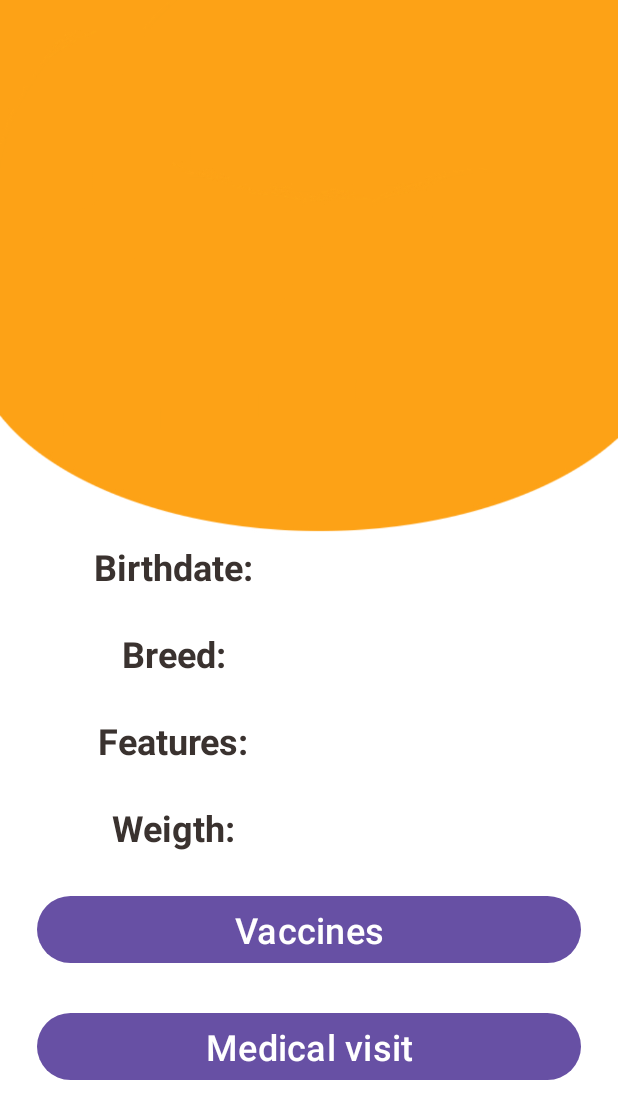
After one commit to Jhonnety/Paws, an Android app: the PetInfo screen opened directly, with no data from a screen before it, on a phone screen of 412 x 824 dp. The commit adds this screen. Shown: the top 1119 px of the screen. Run offline under Robolectric (Android 15) with nearby library versions, the phone set to English and light mode, and no system bars; 13 statements that could not run were skipped.

Commit message:
pet info

```diff
--- a/app/src/main/AndroidManifest.xml
+++ b/app/src/main/AndroidManifest.xml
@@ -12,6 +12,9 @@
         android:supportsRtl="true"
         android:theme="@style/Theme.Paws"
         tools:targetApi="31">
+        <activity
+            android:name=".PetInfo"
+            android:exported="false" />
         <activity
             android:name=".AddPetActivity"
             android:exported="false" />
--- a/app/src/main/java/co/edu/paws/AddPetActivity.kt
+++ b/app/src/main/java/co/edu/paws/AddPetActivity.kt
@@ -56,8 +56,12 @@ class AddPetActivity : AppCompatActivity() {
                 Toast.makeText(this, "Please, fill all fields up", Toast.LENGTH_LONG).show()
             }
             else{
+                if(day.length <2 || month.length < 2 || year.length < 4){
+                    Toast.makeText(this, "Please, check the date", Toast.LENGTH_LONG).show()
+                }
+                else{
                 val user = FirebaseAuth.getInstance().currentUser
-                if(user != null){
+                if(user != null) {
                     val db = Firebase.firestore
 
                     val new_pet = hashMapOf(
@@ -76,13 +80,18 @@ class AddPetActivity : AppCompatActivity() {
                         .document()
                         .set(new_pet)
                         .addOnSuccessListener {
-                            Toast.makeText(baseContext,"Pet successfully saved",Toast.LENGTH_SHORT,).show()
+                            Toast.makeText(
+                                baseContext,
+                                "Pet successfully saved",
+                                Toast.LENGTH_SHORT,
+                            ).show()
                             val intent = Intent(this, MainActivity::class.java)
                             startActivity(intent)
                         }
                         .addOnFailureListener { e ->
-                            Toast.makeText(baseContext,e.toString(),Toast.LENGTH_SHORT,).show()
+                            Toast.makeText(baseContext, e.toString(), Toast.LENGTH_SHORT,).show()
                         }
+                }
                 }
             }
         }
--- a/app/src/main/java/co/edu/paws/MainActivity.kt
+++ b/app/src/main/java/co/edu/paws/MainActivity.kt
@@ -76,19 +76,30 @@ class MainActivity : AppCompatActivity() {
 
                     for (document in documents) {
 
+                        val idPet = document.id
                         val name = document.getString("name").toString()
                         val type = document.getString("type").toString()
                         val weigth = document.getString("weigth").toString()
-                        val idPet = document.id
+                        val owner = document.getString("owner").toString()
+                        val day = document.getString("day").toString()
+                        val month = document.getString("month").toString()
+                        val year = document.getString("year").toString()
+                        val breed = document.getString("breed").toString()
+                        val features = document.getString("features").toString()
 
 
                         if(name != null && type !=null && id != null){
-                            val pet = Pet(idPet ,name, type, weigth)
+                            val pet = Pet(idPet,owner, name, type, day, month, year, breed, features,  weigth)
                             petList.add(pet)
                         }
 
                         val adapter = AdapterListPet(this,petList)
                         listViewPet.adapter = adapter
+                        listViewPet.setOnItemClickListener{ parent, view, position, id ->
+                            val intent = Intent(this, PetInfo::class.java)
+                            intent.putExtra("pet",petList[position])
+                            startActivity(intent)
+                        }
                     }
                 }
                 .addOnFailureListener { exception ->
--- a/app/src/main/java/co/edu/paws/Pet.kt
+++ b/app/src/main/java/co/edu/paws/Pet.kt
@@ -1,5 +1,14 @@
 package co.edu.paws
 
-class Pet(val id : String, val name : String, val type : String, val weigth : String) {
+import java.io.Serializable
 
-}
+class Pet(val id : String,
+          val owner :String,
+          val name : String,
+          val type : String,
+          val day : String,
+          val month : String,
+          val year : String,
+          val breed : String,
+          val features : String,
+          val weigth : String) : Serializable
--- /dev/null
+++ b/app/src/main/java/co/edu/paws/PetInfo.kt
@@ -0,0 +1,44 @@
+package co.edu.paws
+
+import androidx.appcompat.app.AppCompatActivity
+import android.os.Bundle
+import android.widget.ImageView
+import android.widget.TextView
+
+class PetInfo : AppCompatActivity() {
+    override fun onCreate(savedInstanceState: Bundle?) {
+        super.onCreate(savedInstanceState)
+        setContentView(R.layout.activity_pet_info)
+
+        val pet = intent.getSerializableExtra("pet") as Pet
+        val textViewBirthdate = findViewById<TextView>(R.id.textViewBirthdate)
+        val textViewBreed = findViewById<TextView>(R.id.textViewBreed)
+        val textViewFeatures = findViewById<TextView>(R.id.textViewFeatures)
+        val textViewWeigth = findViewById<TextView>(R.id.textViewWeigth)
+        val textViewName = findViewById<TextView>(R.id.textViewName)
+        val imageViewType = findViewById<ImageView>(R.id.imageViewType)
+
+
+        textViewBirthdate.text = "${pet.day}/${pet.month}/${pet.year}"
+        textViewBreed.text = pet.breed
+        textViewFeatures.text = pet.features
+        textViewWeigth.text = pet.weigth
+        textViewName.text = pet.name
+
+        if (pet.type == "Cat") {
+            imageViewType.setImageResource(R.drawable.cat_icon)
+        } else if (pet.type == "Dog") {
+            imageViewType.setImageResource(R.drawable.dog_icon)
+        } else if (pet.type == "Frog") {
+            imageViewType.setImageResource(R.drawable.frog_icon)
+        } else if (pet.type == "Cow") {
+            imageViewType.setImageResource(R.drawable.cow_icon)
+        } else if (pet.type == "Rat") {
+            imageViewType.setImageResource(R.drawable.rat_icon)
+        } else if (pet.type == "Horse") {
+            imageViewType.setImageResource(R.drawable.horse_icon)
+        } else if (pet.type == "Pig") {
+            imageViewType.setImageResource(R.drawable.pig_icon)
+        }
+    }
+}
--- a/app/src/main/res/layout/activity_add_pet.xml
+++ b/app/src/main/res/layout/activity_add_pet.xml
@@ -260,7 +260,7 @@
             android:layout_weight="2"
             android:backgroundTint="#FDA216"
             android:ems="10"
-            android:hint="Day"
+            android:hint="DD"
             android:inputType="number"
             android:maxLength="2"
             android:textAlignment="center"
@@ -287,7 +287,7 @@
             android:layout_weight="2"
             android:backgroundTint="#FDA216"
             android:ems="10"
-            android:hint="Month"
+            android:hint="MM"
             android:inputType="number"
             android:maxLength="2"
             android:textAlignment="center"
@@ -314,7 +314,7 @@
             android:layout_weight="2"
             android:backgroundTint="#FDA216"
             android:ems="10"
-            android:hint="Year"
+            android:hint="YYYY"
             android:inputType="number"
             android:maxLength="4"
             android:textAlignment="center"
--- a/app/src/main/res/layout/activity_main.xml
+++ b/app/src/main/res/layout/activity_main.xml
@@ -1,27 +1,17 @@
 <?xml version="1.0" encoding="utf-8"?>
 
-<ScrollView
+<ScrollView xmlns:android="http://schemas.android.com/apk/res/android"
     android:layout_width="match_parent"
-    android:layout_height="match_parent"
-    xmlns:android="http://schemas.android.com/apk/res/android">
-
-<androidx.constraintlayout.widget.ConstraintLayout xmlns:android="http://schemas.android.com/apk/res/android"
+    android:layout_height="wrap_content">
+    <androidx.constraintlayout.widget.ConstraintLayout
+        xmlns:android="http://schemas.android.com/apk/res/android"
         xmlns:app="http://schemas.android.com/apk/res-auto"
         xmlns:tools="http://schemas.android.com/tools"
         android:layout_width="match_parent"
         android:layout_height="match_parent"
         android:background="@drawable/fondo6"
-    tools:context=".MainActivity">
+        tools:context=".AddPetActivity">
 
-    <Button
-        android:id="@+id/buttonSettings"
-        android:layout_width="wrap_content"
-        android:layout_height="46dp"
-        android:layout_marginTop="25dp"
-        android:text="Settings"
-        android:drawableRight="@drawable/gear_solid"
-        app:layout_constraintEnd_toStartOf="@+id/guideline14"
-        app:layout_constraintTop_toTopOf="@+id/guideline12"></Button>
 
     <Button
         android:id="@+id/buttonSignOut"
@@ -33,16 +23,6 @@
         app:layout_constraintEnd_toEndOf="parent"
         app:layout_constraintTop_toTopOf="parent"></Button>
 
-    <Button
-        android:id="@+id/buttonNewPet"
-        android:layout_width="wrap_content"
-        android:layout_height="46dp"
-        android:layout_marginTop="25dp"
-        android:backgroundTint="#3A322F"
-        android:text="Add pet"
-        android:drawableLeft="@drawable/dog_solid"
-        app:layout_constraintStart_toStartOf="@+id/guideline13"
-        app:layout_constraintTop_toTopOf="@+id/guideline12"></Button>
 
     <ImageView
         android:id="@+id/imageView"
@@ -53,6 +33,7 @@
         app:layout_constraintStart_toStartOf="parent"
         app:layout_constraintTop_toTopOf="parent"
         app:srcCompat="@drawable/logo" />
+
 
     <androidx.constraintlayout.widget.Guideline
         android:id="@+id/guideline12"
@@ -75,6 +56,27 @@
         android:orientation="vertical"
         app:layout_constraintGuide_percent="0.94" />
 
+
+
+        <Button
+            android:id="@+id/buttonSettings"
+            android:layout_width="wrap_content"
+            android:layout_height="46dp"
+            android:layout_marginTop="25dp"
+            android:text="Settings"
+            android:drawableRight="@drawable/gear_solid"
+            app:layout_constraintEnd_toStartOf="@+id/guideline14"
+            app:layout_constraintTop_toTopOf="@+id/guideline12"></Button>
+        <Button
+            android:id="@+id/buttonNewPet"
+            android:layout_width="wrap_content"
+            android:layout_height="46dp"
+            android:layout_marginTop="25dp"
+            android:backgroundTint="#3A322F"
+            android:text="Add pet"
+            android:drawableLeft="@drawable/dog_solid"
+            app:layout_constraintStart_toStartOf="@+id/guideline13"
+            app:layout_constraintTop_toTopOf="@+id/guideline12"></Button>
         <TextView
             android:id="@+id/textViewName"
             android:layout_width="0dp"
@@ -104,18 +106,16 @@
             app:layout_constraintTop_toBottomOf="@+id/textViewName"></TextView>
 
 
-
         <ListView
             android:id="@+id/listViewPet"
             android:layout_width="0dp"
-            android:layout_height="wrap_content"
+            android:layout_height="0dp"
+            app:layout_constraintBottom_toBottomOf="parent"
             app:layout_constraintHeight_min="300dp"
             app:layout_constraintEnd_toStartOf="@+id/guideline14"
             app:layout_constraintHorizontal_bias="0.0"
             app:layout_constraintStart_toStartOf="@+id/guideline13"
             app:layout_constraintTop_toBottomOf="@+id/textView4" />
 
-
-
     </androidx.constraintlayout.widget.ConstraintLayout>
     </ScrollView>
--- /dev/null
+++ b/app/src/main/res/layout/activity_pet_info.xml
@@ -0,0 +1,210 @@
+<?xml version="1.0" encoding="utf-8"?>
+<androidx.constraintlayout.widget.ConstraintLayout xmlns:android="http://schemas.android.com/apk/res/android"
+    xmlns:app="http://schemas.android.com/apk/res-auto"
+    xmlns:tools="http://schemas.android.com/tools"
+    android:layout_width="match_parent"
+    android:layout_height="match_parent"
+    android:background="@drawable/fondo7"
+    tools:context=".PetInfo">
+
+
+    <ImageView
+        android:id="@+id/imageViewType"
+        android:layout_width="0dp"
+        android:layout_height="0dp"
+        android:layout_marginTop="24dp"
+        app:layout_constraintBottom_toTopOf="@+id/guideline21"
+        app:layout_constraintEnd_toEndOf="parent"
+        app:layout_constraintHorizontal_bias="0.498"
+        app:layout_constraintStart_toStartOf="parent"
+        app:layout_constraintTop_toTopOf="parent"
+        tools:srcCompat="@tools:sample/avatars" />
+
+    <TextView
+        android:id="@+id/textViewName"
+        android:layout_width="0dp"
+        android:layout_height="wrap_content"
+        android:layout_marginTop="28dp"
+        android:textAlignment="center"
+        android:textColor="@color/white"
+        android:textStyle="bold"
+        android:textSize="32dp"
+        app:layout_constraintBottom_toTopOf="@+id/guideline24"
+        app:layout_constraintEnd_toStartOf="@+id/guideline23"
+        app:layout_constraintHorizontal_bias="0.496"
+        app:layout_constraintStart_toStartOf="@+id/guideline22"
+        app:layout_constraintTop_toBottomOf="@+id/imageViewType"
+        app:layout_constraintVertical_bias="0.115"></TextView>
+
+    <ScrollView
+        android:id="@+id/scrollView2"
+        android:layout_width="0dp"
+        android:layout_height="0dp"
+        android:layout_marginTop="50dp"
+        android:orientation="vertical"
+        android:layout_marginBottom="10dp"
+        app:layout_constraintBottom_toBottomOf="parent"
+        app:layout_constraintEnd_toStartOf="@+id/guideline23"
+        app:layout_constraintStart_toStartOf="@+id/guideline22"
+        app:layout_constraintTop_toBottomOf="@+id/textViewName">
+
+
+        <LinearLayout
+            android:layout_width="match_parent"
+            android:layout_height="wrap_content"
+            android:orientation="vertical">
+
+            <LinearLayout
+                android:layout_width="match_parent"
+                android:layout_height="wrap_content"
+                android:orientation="horizontal">
+                <TextView
+                    android:layout_width="0dp"
+                    android:layout_weight="1"
+                    android:textAlignment="center"
+                    android:textSize="24dp"
+                    android:layout_height="wrap_content"
+                    android:text="Birthdate:"
+                    android:textColor="#3A322F"
+                    android:textStyle="bold"
+                    ></TextView>
+                <TextView
+                    android:id="@+id/textViewBirthdate"
+                    android:layout_width="0dp"
+                    android:layout_weight="1"
+                    android:textAlignment="center"
+                    android:textSize="24dp"
+                    android:layout_height="wrap_content"
+                    android:text=""
+                    android:textColor="#3A322F"
+                    ></TextView>
+            </LinearLayout>
+
+            <LinearLayout
+                android:layout_width="match_parent"
+                android:layout_height="wrap_content"
+                android:layout_marginTop="25dp"
+                android:orientation="horizontal">
+                <TextView
+                    android:layout_width="0dp"
+                    android:layout_weight="1"
+                    android:textAlignment="center"
+                    android:textSize="24dp"
+                    android:layout_height="wrap_content"
+                    android:text="Breed:"
+                    android:textColor="#3A322F"
+                    android:textStyle="bold"
+                    ></TextView>
+                <TextView
+                    android:id="@+id/textViewBreed"
+                    android:layout_width="0dp"
+                    android:layout_weight="1"
+                    android:textAlignment="center"
+                    android:textSize="24dp"
+                    android:layout_height="wrap_content"
+                    android:text=""
+                    android:textColor="#3A322F"
+                    ></TextView>
+            </LinearLayout>
+
+            <LinearLayout
+                android:layout_width="match_parent"
+                android:layout_height="wrap_content"
+                android:layout_marginTop="25dp"
+                android:orientation="horizontal">
+                <TextView
+                    android:layout_width="0dp"
+                    android:layout_weight="1"
+                    android:textAlignment="center"
+                    android:textSize="24dp"
+                    android:layout_height="wrap_content"
+                    android:text="Features:"
+                    android:textColor="#3A322F"
+                    android:textStyle="bold"
+                    ></TextView>
+                <TextView
+                    android:id="@+id/textViewFeatures"
+                    android:layout_width="0dp"
+                    android:layout_weight="1"
+                    android:textAlignment="center"
+                    android:textSize="24dp"
+                    android:layout_height="wrap_content"
+                    android:text=""
+                    android:textColor="#3A322F"
+                    ></TextView>
+            </LinearLayout>
+            <LinearLayout
+                android:layout_width="match_parent"
+                android:layout_height="wrap_content"
+                android:layout_marginTop="25dp"
+                android:orientation="horizontal">
+                <TextView
+                    android:layout_width="0dp"
+                    android:layout_weight="1"
+                    android:textAlignment="center"
+                    android:textSize="24dp"
+                    android:layout_height="wrap_content"
+                    android:text="Weigth:"
+                    android:textColor="#3A322F"
+                    android:textStyle="bold"
+                    ></TextView>
+                <TextView
+                    android:id="@+id/textViewWeigth"
+                    android:layout_width="0dp"
+                    android:layout_weight="1"
+                    android:textAlignment="center"
+                    android:textSize="24dp"
+                    android:layout_height="wrap_content"
+                    android:text=""
+                    android:textColor="#3A322F"
+                    ></TextView>
+            </LinearLayout>
+
+
+            <Button
+                android:id="@+id/btnVaccines"
+                android:layout_width="match_parent"
+                android:layout_height="wrap_content"
+                android:text="Vaccines"
+                android:layout_marginTop="25dp"
+                android:textSize="24dp"
+                ></Button>
+            <Button
+                android:id="@+id/btnVisits"
+                android:layout_width="match_parent"
+                android:layout_height="wrap_content"
+                android:text="Medical visit"
+                android:layout_marginTop="25dp"
+                android:textSize="24dp"
+                ></Button>
+        </LinearLayout>
+    </ScrollView>
+
+    <androidx.constraintlayout.widget.Guideline
+        android:id="@+id/guideline21"
+        android:layout_width="wrap_content"
+        android:layout_height="wrap_content"
+        android:orientation="horizontal"
+        app:layout_constraintGuide_percent="0.29" />
+
+    <androidx.constraintlayout.widget.Guideline
+        android:id="@+id/guideline22"
+        android:layout_width="wrap_content"
+        android:layout_height="wrap_content"
+        android:orientation="vertical"
+        app:layout_constraintGuide_percent="0.06" />
+
+    <androidx.constraintlayout.widget.Guideline
+        android:id="@+id/guideline23"
+        android:layout_width="wrap_content"
+        android:layout_height="wrap_content"
+        android:orientation="vertical"
+        app:layout_constraintGuide_percent="0.94" />
+
+    <androidx.constraintlayout.widget.Guideline
+        android:id="@+id/guideline24"
+        android:layout_width="wrap_content"
+        android:layout_height="wrap_content"
+        android:orientation="horizontal"
+        app:layout_constraintGuide_percent="0.39" />
+</androidx.constraintlayout.widget.ConstraintLayout>
```
Lines whose indentation alone changed are shown as unchanged.
